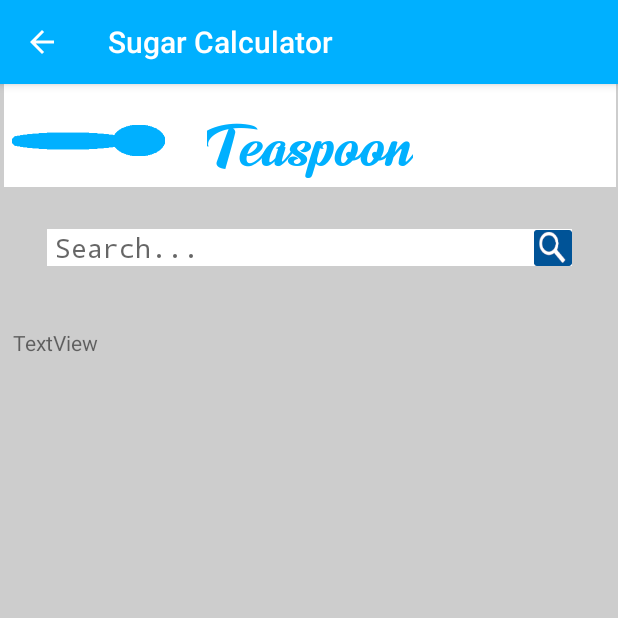
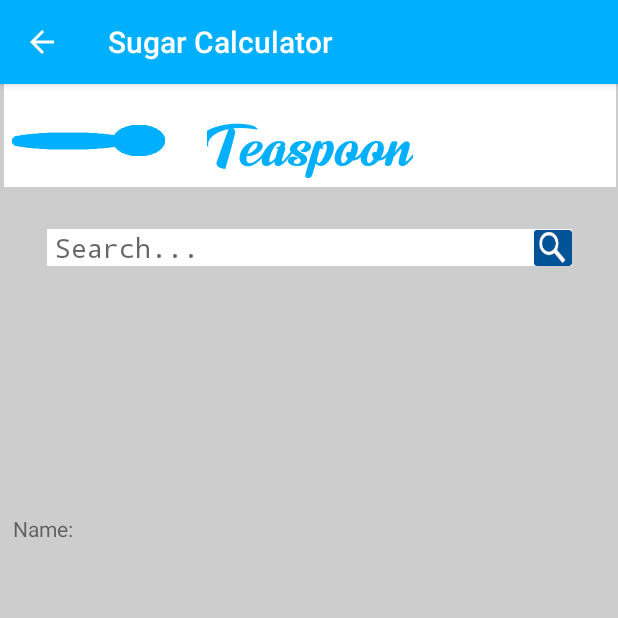
Before and after one commit to kristenmabry/rosehack_app, an Android app: the Search screen opened directly, with no data from a screen before it, on a phone screen of 412 x 824 dp, the top half of it. Run offline under Robolectric (Android 15) with nearby library versions, the phone set to English and light mode, and no system bars; our stand-ins replace Volley.

```diff
--- a/SugarCalculator/app/build.gradle
+++ b/SugarCalculator/app/build.gradle
@@ -25,4 +25,5 @@ dependencies {
     testImplementation 'junit:junit:4.12'
     androidTestImplementation 'com.android.support.test:runner:1.0.2'
     androidTestImplementation 'com.android.support.test.espresso:espresso-core:3.0.2'
+    api 'com.android.volley:volley:1.1.1'
 }
--- a/SugarCalculator/app/src/main/res/layout-v26/activity_search.xml
+++ b/SugarCalculator/app/src/main/res/layout-v26/activity_search.xml
@@ -71,30 +71,50 @@
         android:layout_width="25dp"
         android:layout_height="25dp"
         android:contentDescription="@string/widget"
+        android:onClick="search"
         app:layout_constraintRight_toRightOf="@+id/search_bar"
         app:layout_constraintTop_toTopOf="@+id/search_bar"
         app:srcCompat="@drawable/search_icon" />
 
     <ScrollView
         android:layout_width="395dp"
-        android:layout_height="597dp"
+        android:layout_height="473dp"
+        android:layout_marginStart="8dp"
+        android:layout_marginLeft="8dp"
+        android:layout_marginTop="8dp"
+        android:layout_marginEnd="8dp"
+        android:layout_marginRight="8dp"
         android:layout_marginBottom="8dp"
         app:layout_constraintBottom_toBottomOf="parent"
-        app:layout_constraintLeft_toLeftOf="parent"
-        app:layout_constraintRight_toRightOf="parent">
+        app:layout_constraintEnd_toEndOf="parent"
+        app:layout_constraintStart_toStartOf="parent"
+        app:layout_constraintTop_toBottomOf="@+id/search_bar"
+        app:layout_constraintVertical_bias="1.0">
 
         <LinearLayout
             android:layout_width="match_parent"
             android:layout_height="wrap_content"
             android:orientation="vertical" >
 
-            <TextView
-                android:id="@+id/results"
-                android:layout_width="405dp"
-                android:layout_height="106dp"
-                android:text="TextView"
-                tools:layout_editor_absoluteX="175dp"
-                tools:layout_editor_absoluteY="158dp" />
+            <TableLayout
+                android:id="@+id/table"
+                android:layout_width="match_parent"
+                android:layout_height="match_parent">
+
+                <TableRow
+                    android:id="@+id/table_header"
+                    android:layout_width="match_parent"
+                    android:layout_height="142dp">
+
+                    <TextView
+                        android:id="@+id/name_header"
+                        android:layout_width="382dp"
+                        android:layout_height="wrap_content"
+                        android:text="@string/name_header" />
+
+                </TableRow>
+
+            </TableLayout>
         </LinearLayout>
     </ScrollView>
 
--- a/SugarCalculator/app/src/main/res/values/strings.xml
+++ b/SugarCalculator/app/src/main/res/values/strings.xml
@@ -7,4 +7,6 @@
     <string name="widget">Navigation Button</string>
     <string name="daily">Today\'s Sugar Intake: 0 tsp</string>
     <string name="Search">Search\.\.\.</string>
+    <string name="name_header">Name:</string>
+    <string name="sugar_header">Sugar:</string>
 </resources>
```
Also changed, not shown: SugarCalculator/app/src/main/java/com/example/sugarcalculator/Search.java (+82 -40 lines), SugarCalculator/app/src/main/java/com/example/sugarcalculator/Search_API.java (deleted).
